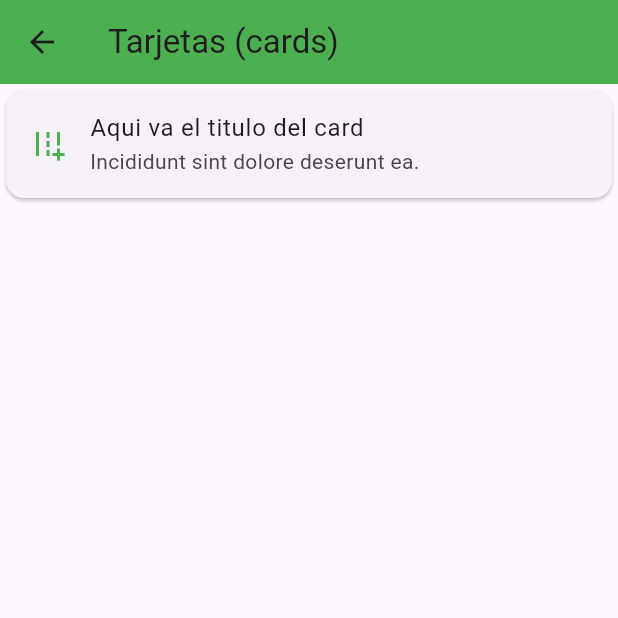
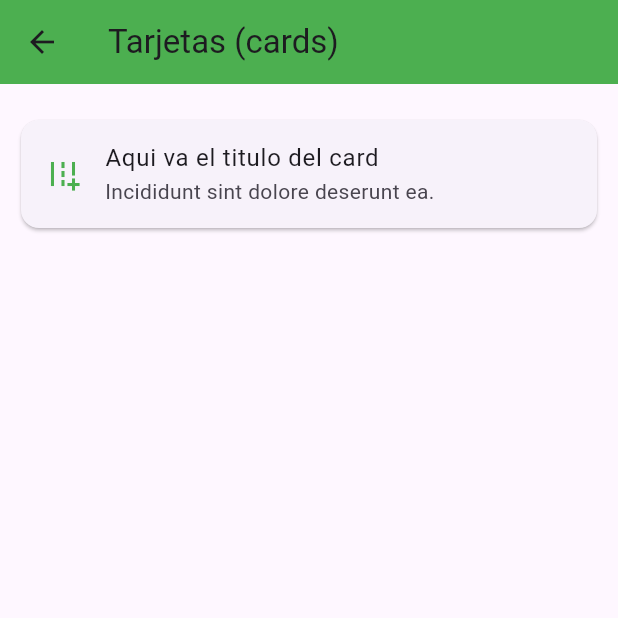
Before and after one commit to gabizayas14/fl_components-main, a Flutter app: the CardScreen screen opened by its route, on a phone screen of 412 x 824 dp, the top half of it. Run offline on Flutter 3.47's test engine with Material 3 defaults, Android fonts, the phone set to English and light mode, and no system bars.

Commit message:
Creacion de clase de widgets

```diff
--- a/fl_components-main/lib/screens/card_screen.dart
+++ b/fl_components-main/lib/screens/card_screen.dart
@@ -1,4 +1,5 @@
 import 'package:fl_components/theme/app_theme.dart';
+import 'package:fl_components/widgets/widgets.dart';
 import 'package:flutter/material.dart';
 
 class CardScreen extends StatelessWidget {
@@ -12,18 +13,9 @@ class CardScreen extends StatelessWidget {
         title: Text('Tarjetas (cards)'),
       ),
       body: ListView(
+        padding: EdgeInsets.symmetric(horizontal: 10, vertical: 20),
          children: [
-          Card(
-            child: Column(
-              children: [
-                ListTile(
-                  leading: Icon(Icons.add_road, color: AppTheme.primary,),
-                  title: Text('Aqui va el titulo del card'),
-                  subtitle: Text('Incididunt sint dolore deserunt ea.'),
-                )
-              ],
-            ),
-          )
+          CustomCardTipo1()
          ]
       ),
     );
--- /dev/null
+++ b/fl_components-main/lib/widgets/custom_card_tipo_1.dart
@@ -0,0 +1,24 @@
+import 'package:fl_components/theme/app_theme.dart';
+import 'package:flutter/material.dart';
+
+
+class CustomCardTipo1 extends StatelessWidget {
+  const new({
+    super.key,
+  });
+
+  @override
+  Widget build(BuildContext context) {
+    return Card(
+      child: Column(
+        children: [
+          ListTile(
+            leading: Icon(Icons.add_road, color: AppTheme.primary,),
+            title: Text('Aqui va el titulo del card'),
+            subtitle: Text('Incididunt sint dolore deserunt ea.'),
+          )
+        ],
+      ),
+    );
+  }
+}
--- /dev/null
+++ b/fl_components-main/lib/widgets/widgets.dart
@@ -0,0 +1 @@
+export 'package:fl_components/widgets/custom_card_tipo_1.dart';
```
